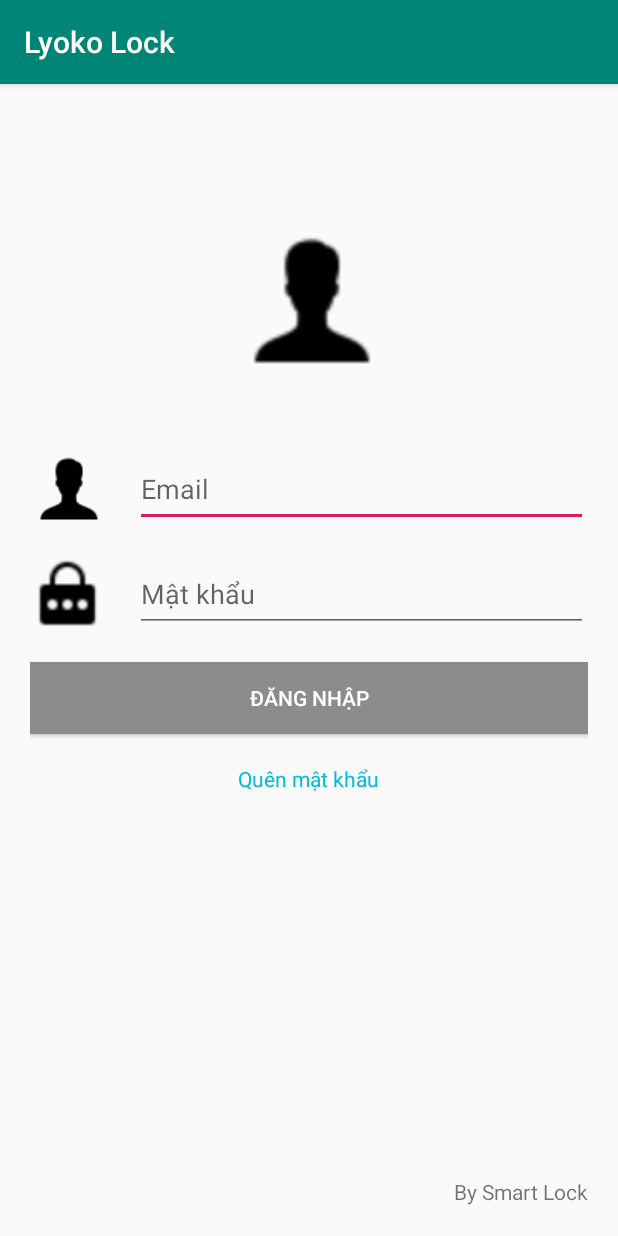
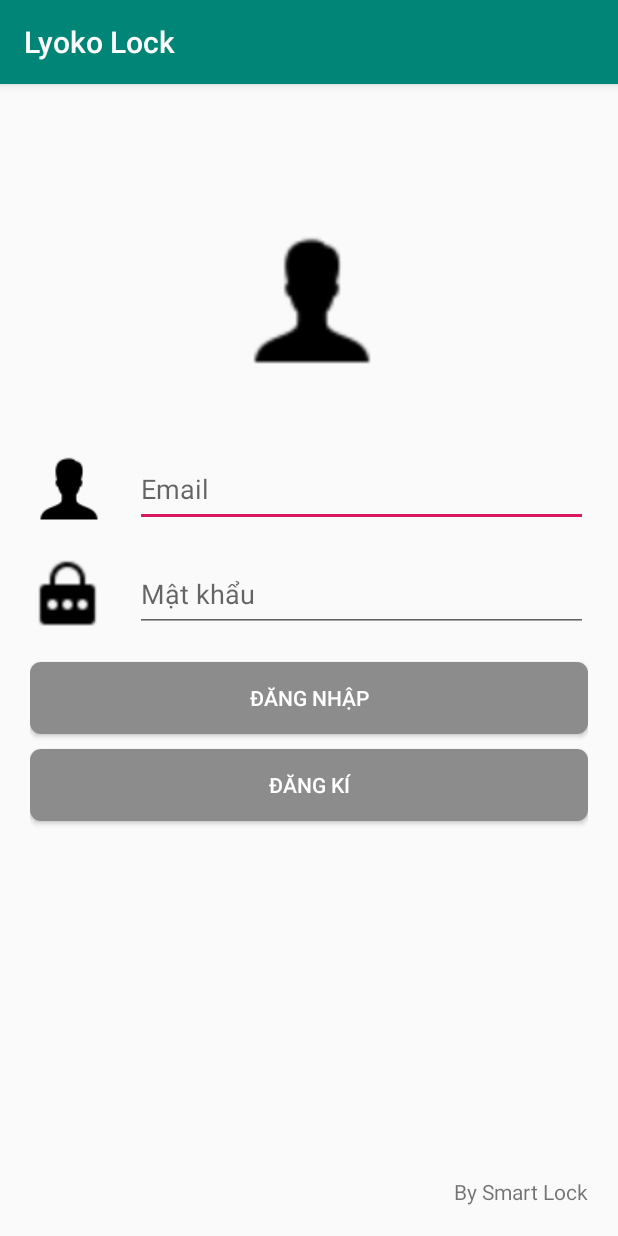
Before and after one commit to chaienoto/smartlock, an Android app: the screen it shows after launch (MainActivity), on a phone screen of 412 x 824 dp. Run offline under Robolectric (Android 15) with nearby library versions, the phone set to English and light mode, and no system bars.

Commit message:
Chưa hoàn thiện giao diện đăng kí

```diff
--- a/mobile/app/src/main/AndroidManifest.xml
+++ b/mobile/app/src/main/AndroidManifest.xml
@@ -12,6 +12,7 @@
         android:roundIcon="@mipmap/ic_launcher_round"
         android:supportsRtl="true"
         android:theme="@style/AppTheme">
+        <activity android:name=".RegisterActivity"></activity>
         <activity android:name=".MainActivity">
             <intent-filter>
                 <action android:name="android.intent.action.MAIN" />
--- a/mobile/app/src/main/java/com/lyoko/smartlock/MainActivity.java
+++ b/mobile/app/src/main/java/com/lyoko/smartlock/MainActivity.java
@@ -2,13 +2,30 @@ package com.lyoko.smartlock;
 
 import androidx.appcompat.app.AppCompatActivity;
 
+import android.content.Intent;
 import android.os.Bundle;
+import android.view.View;
+import android.widget.Button;
 
 public class MainActivity extends AppCompatActivity {
+
+    Button btnLogin, btnRegister;
 
     @Override
     protected void onCreate(Bundle savedInstanceState) {
         super.onCreate(savedInstanceState);
         setContentView(R.layout.activity_main);
+
+        btnLogin = findViewById(R.id.btnLogin);
+        btnRegister = findViewById(R.id.btnRegister);
+
+        btnRegister.setOnClickListener(new View.OnClickListener() {
+            @Override
+            public void onClick(View v) {
+                Intent i = new Intent(MainActivity.this, RegisterActivity.class);
+                startActivity(i);
+            }
+        });
+
     }
 }
--- /dev/null
+++ b/mobile/app/src/main/res/drawable/bogocne.xml
@@ -0,0 +1,30 @@
+<?xml version="1.0" encoding="utf-8"?>
+    <shape
+        xmlns:android="http://schemas.android.com/apk/res/android"
+        android:shape="rectangle">
+
+        <!-- Set màu nền-->
+        <solid
+            android:color="#8D8C8C" >
+        </solid>
+
+        <!-- đặt thuộc tính màu và độ rộng của đường viền -->
+<!--        <stroke-->
+<!--            android:width="3dp"-->
+<!--            android:color="#ffffff" >-->
+<!--        </stroke>-->
+
+        <!-- các thuộc tính căn chỉnh-->
+        <padding
+            android:left="10dp"
+            android:top="10dp"
+            android:right="10dp"
+            android:bottom="10dp" >
+        </padding>
+
+        <!-- và đây là bán kính đường tròn ở 4 góc -->
+        <corners
+            android:radius="7dp" >
+        </corners>
+
+    </shape>
--- a/mobile/app/src/main/res/layout/activity_main.xml
+++ b/mobile/app/src/main/res/layout/activity_main.xml
@@ -6,9 +6,6 @@
     android:layout_height="match_parent"
     android:padding="20dp"
     tools:context=".MainActivity">
-
-
-
 
 
     <ImageView
@@ -39,48 +36,55 @@
         android:id="@+id/etUsername"
         android:layout_width="match_parent"
         android:layout_height="50dp"
+        android:layout_below="@+id/logo"
         android:layout_marginStart="70dp"
-                android:layout_below="@+id/logo"
         android:layout_marginTop="50dp"
-                android:hint="Email"/>
+        android:hint="Email" />
 
     <EditText
         android:id="@+id/etPassword"
         android:layout_width="match_parent"
         android:layout_height="50dp"
+        android:layout_below="@+id/etUsername"
         android:layout_marginStart="70dp"
-                android:layout_below="@+id/etUsername"
         android:layout_marginTop="20dp"
-                android:hint="Mật khẩu"/>
+        android:hint="Mật khẩu" />
 
     <Button
         android:id="@+id/btnLogin"
         android:layout_width="match_parent"
         android:layout_height="wrap_content"
+        android:layout_below="@+id/imgPassword"
+        android:layout_marginTop="20dp"
+        android:background="@drawable/bogocne"
         android:text="Đăng nhập"
-                android:textColor="@color/colorWhite"
-                android:background="@color/colorGray"
-                android:layout_below="@+id/imgPassword"
-                android:layout_marginTop="20dp"/>
+        android:textColor="@color/colorWhite" />
+
+    <Button
+        android:id="@+id/btnRegister"
+        android:layout_width="match_parent"
+        android:layout_height="wrap_content"
+        android:layout_below="@+id/btnLogin"
+        android:layout_marginTop="10dp"
+        android:background="@drawable/bogocne"
+        android:text="Đăng kí"
+        android:textColor="@color/colorWhite" />
 
     <TextView
         android:layout_width="wrap_content"
         android:layout_height="wrap_content"
+        android:layout_below="@+id/btnLogin"
+        android:layout_centerHorizontal="true"
+        android:layout_marginTop="20dp"
         android:text="Quên mật khẩu"
-        android:textColor="#00BCD4"
-        android:layout_marginTop="20dp"
-        android:layout_below="@+id/btnLogin"
-        android:layout_centerHorizontal="true"/>
+        android:textColor="#00BCD4" />
+
     <TextView
         android:layout_width="wrap_content"
         android:layout_height="wrap_content"
-        android:text="By Smart Lock"
         android:layout_alignParentEnd="true"
-        android:layout_alignParentBottom="true"/>
-
-
-
-
+        android:layout_alignParentBottom="true"
+        android:text="By Smart Lock" />
 
 
 </RelativeLayout>
--- a/mobile/app/src/main/res/values/colors.xml
+++ b/mobile/app/src/main/res/values/colors.xml
@@ -6,4 +6,7 @@
     <color name="colorWhite">#ffffff</color>
     <color name="colorGray">#8D8C8C</color>
     <color name="colorBlue">#00BCD4</color>
+    <color name="colorBlack">#000000</color>
+
+    transparen
 </resources>
```
Also changed, not shown: mobile/app/src/main/java/com/lyoko/smartlock/RegisterActivity.java (added, +30 -0 lines), mobile/app/src/main/res/drawable/gray_line.xml (added, +11 -0 lines), mobile/app/src/main/res/drawable/toggle_widget_background.xml (added, +8 -0 lines), mobile/app/src/main/res/layout/activity_register.xml (added, +50 -0 lines). Lines whose indentation alone changed are shown as unchanged.
